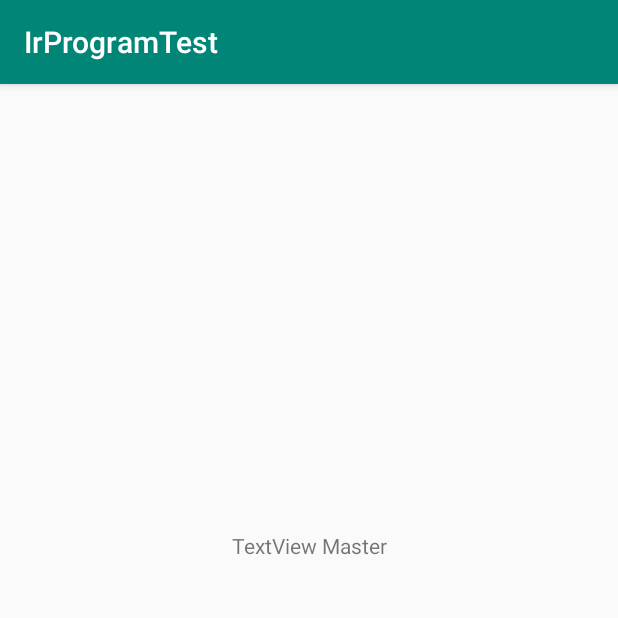
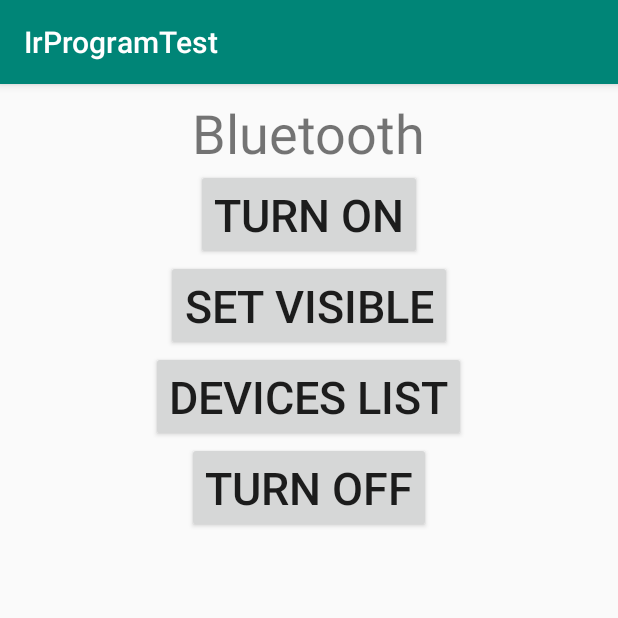
Before and after one commit to HTC77/android-irprogram.com-examples, an Android app: the screen it shows after launch (MainActivity), on a phone screen of 412 x 824 dp, the top half of it. Run offline under Robolectric (Android 15) with nearby library versions, the phone set to English and light mode, and no system bars.

Commit message:
init Bluetooth

```diff
--- a/app/src/main/AndroidManifest.xml
+++ b/app/src/main/AndroidManifest.xml
@@ -1,6 +1,9 @@
 <?xml version="1.0" encoding="utf-8"?>
 <manifest xmlns:android="http://schemas.android.com/apk/res/android"
     package="com.example.irprogramtest">
+
+    <uses-permission android:name="android.permission.BLUETOOTH" />
+    <uses-permission android:name="android.permission.BLUETOOTH_ADMIN" />
 
     <application
         android:allowBackup="true"
--- a/app/src/main/res/layout/activity_main.xml
+++ b/app/src/main/res/layout/activity_main.xml
@@ -7,13 +7,87 @@
     android:onClick="nextBtnClicked"
     tools:context=".MainActivity">
 
-    <TextView
-        android:id="@+id/textView"
-        android:layout_width="wrap_content"
+    <ScrollView
+        android:id="@+id/scrollView2"
+        android:layout_width="match_parent"
         android:layout_height="wrap_content"
-        android:layout_marginTop="298dp"
-        android:text="TextView Master"
+        android:layout_marginStart="8dp"
+        android:layout_marginLeft="8dp"
+        android:layout_marginTop="8dp"
+        android:layout_marginEnd="8dp"
+        android:layout_marginRight="8dp"
+        android:layout_marginBottom="8dp"
+        app:layout_constraintBottom_toBottomOf="parent"
         app:layout_constraintEnd_toEndOf="parent"
+        app:layout_constraintHorizontal_bias="0.0"
         app:layout_constraintStart_toStartOf="parent"
-        app:layout_constraintTop_toTopOf="parent" />
+        app:layout_constraintTop_toTopOf="parent"
+        app:layout_constraintVertical_bias="0.0">
+
+
+        <LinearLayout
+            android:id="@+id/linrLayout"
+            android:layout_width="match_parent"
+            android:layout_height="wrap_content"
+            android:orientation="vertical"
+            app:layout_constraintBottom_toTopOf="parent"
+            app:layout_constraintEnd_toEndOf="parent"
+            app:layout_constraintStart_toStartOf="parent"
+            app:layout_constraintTop_toTopOf="parent">
+
+            <TextView
+                android:id="@+id/textView"
+                android:layout_width="wrap_content"
+                android:layout_height="wrap_content"
+                android:layout_marginStart="120dp"
+                android:layout_marginLeft="120dp"
+                android:text="Bluetooth"
+                android:textSize="36sp"
+                app:layout_constraintStart_toStartOf="parent"
+                app:layout_constraintTop_toTopOf="parent" />
+
+            <Button
+                android:id="@+id/button"
+                android:layout_width="wrap_content"
+                android:layout_height="wrap_content"
+                android:layout_gravity="center"
+                android:onClick="onBtnTurnOnClick"
+                android:text="Turn on"
+                android:textSize="30sp" />
+
+            <Button
+                android:id="@+id/button2"
+                android:layout_width="wrap_content"
+                android:layout_height="wrap_content"
+                android:layout_gravity="center"
+                android:onClick="onBtnSetVisibleClick"
+                android:text="Set visible"
+                android:textSize="30sp" />
+
+            <Button
+                android:id="@+id/button3"
+                android:layout_width="wrap_content"
+                android:layout_height="wrap_content"
+                android:layout_gravity="center"
+                android:onClick="onBtnDevicesListClick"
+                android:text="Devices List"
+                android:textSize="30sp" />
+
+            <Button
+                android:id="@+id/button4"
+                android:layout_width="wrap_content"
+                android:layout_height="wrap_content"
+                android:layout_gravity="center"
+                android:onClick="onBtnTurnOffClick"
+                android:text="Turn Off"
+                android:textSize="30sp" />
+
+            <ListView
+                android:id="@+id/listViewPairedD"
+                android:layout_width="match_parent"
+                android:layout_height="wrap_content"
+                tools:layout_editor_absoluteX="16dp"
+                tools:layout_editor_absoluteY="359dp" />
+        </LinearLayout>
+    </ScrollView>
 </android.support.constraint.ConstraintLayout>
```
Also changed, not shown: app/src/main/java/com/example/irprogramtest/MainActivity.java (+50 -1 lines).
